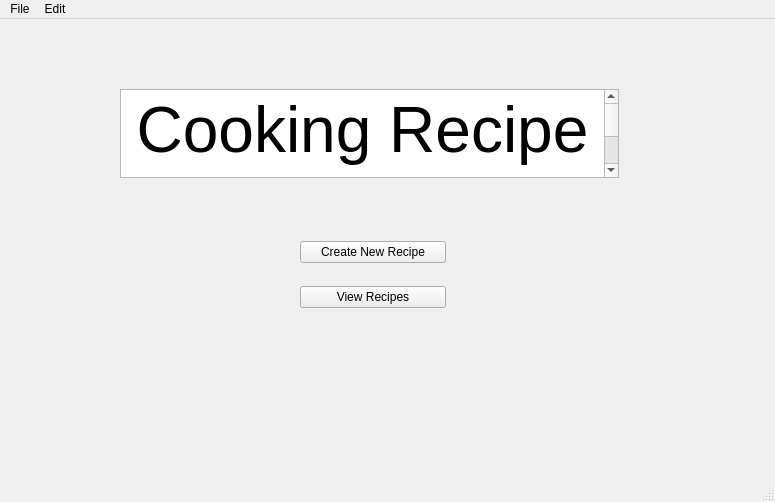
First picture: the form in mainwindow.ui, repository plutowootoe/qtProject, before the edit.
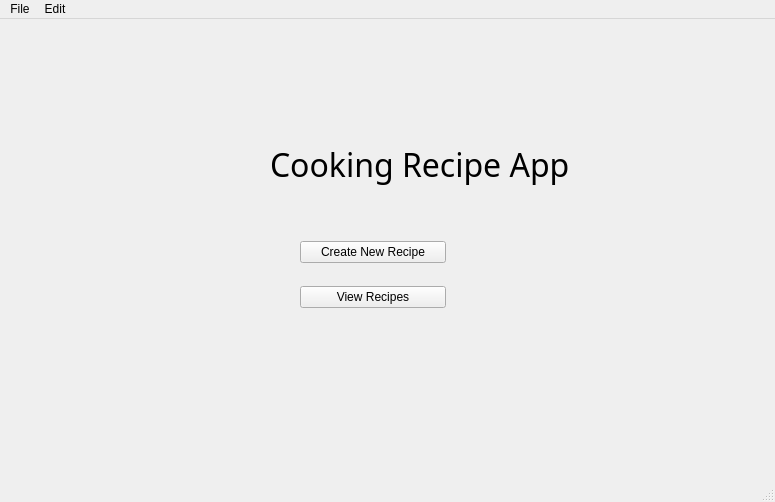
Second picture: the form after the edit.

```diff
--- a/mainwindow.ui
+++ b/mainwindow.ui
@@ -40,24 +40,29 @@
      </item>
     </layout>
    </widget>
-   <widget class="QTextBrowser" name="textBrowser">
+   <widget class="QLabel" name="label">
     <property name="geometry">
      <rect>
-      <x>120</x>
-      <y>70</y>
-      <width>499</width>
-      <height>89</height>
+      <x>270</x>
+      <y>80</y>
+      <width>301</width>
+      <height>131</height>
      </rect>
     </property>
-    <property name="html">
-     <string>&lt;!DOCTYPE HTML PUBLIC &quot;-//W3C//DTD HTML 4.0//EN&quot; &quot;http://www.w3.org/TR/REC-html40/strict.dtd&quot;&gt;
-&lt;html&gt;&lt;head&gt;&lt;meta name=&quot;qrichtext&quot; content=&quot;1&quot; /&gt;&lt;meta charset=&quot;utf-8&quot; /&gt;&lt;style type=&quot;text/css&quot;&gt;
-p, li { white-space: pre-wrap; }
-hr { height: 1px; border-width: 0; }
-li.unchecked::marker { content: &quot;\2610&quot;; }
-li.checked::marker { content: &quot;\2612&quot;; }
-&lt;/style&gt;&lt;/head&gt;&lt;body style=&quot; font-family:'.AppleSystemUIFont'; font-size:13pt; font-weight:400; font-style:normal;&quot;&gt;
-&lt;p align=&quot;center&quot; style=&quot; margin-top:0px; margin-bottom:0px; margin-left:0px; margin-right:0px; -qt-block-indent:0; text-indent:0px;&quot;&gt;&lt;span style=&quot; font-size:48pt;&quot;&gt;Cooking Recipe App&lt;/span&gt;&lt;/p&gt;&lt;/body&gt;&lt;/html&gt;</string>
+    <property name="minimumSize">
+     <size>
+      <width>0</width>
+      <height>0</height>
+     </size>
+    </property>
+    <property name="font">
+     <font>
+      <family>Academy Engraved LET</family>
+      <pointsize>24</pointsize>
+     </font>
+    </property>
+    <property name="text">
+     <string>Cooking Recipe App</string>
     </property>
    </widget>
   </widget>
```
